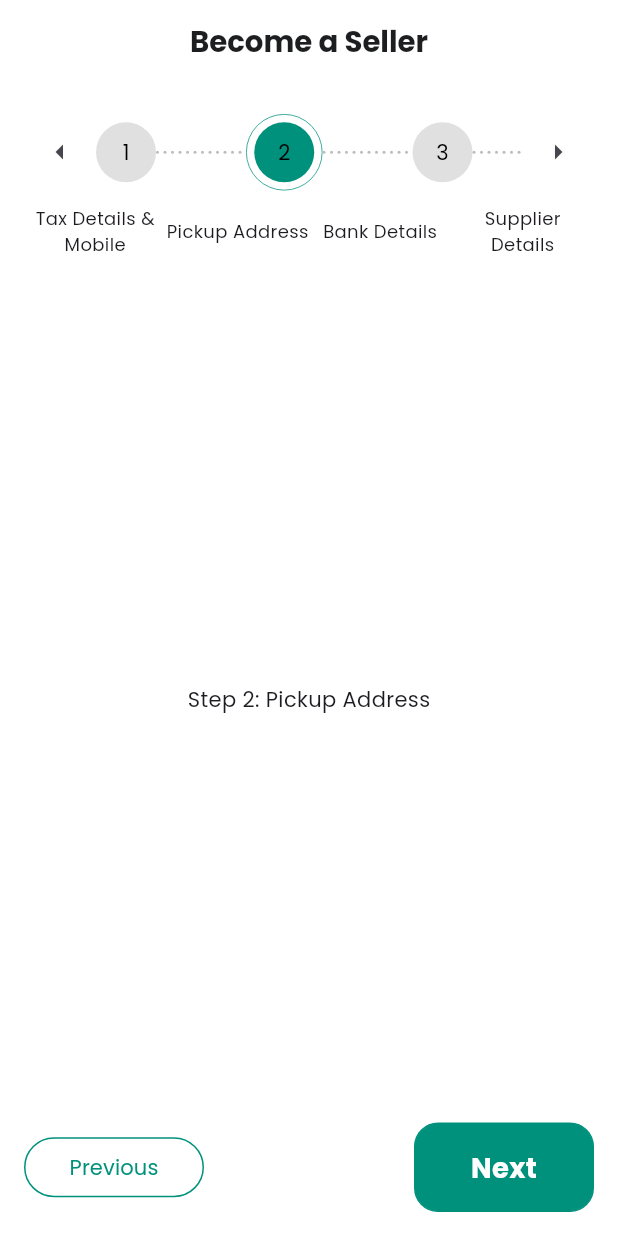
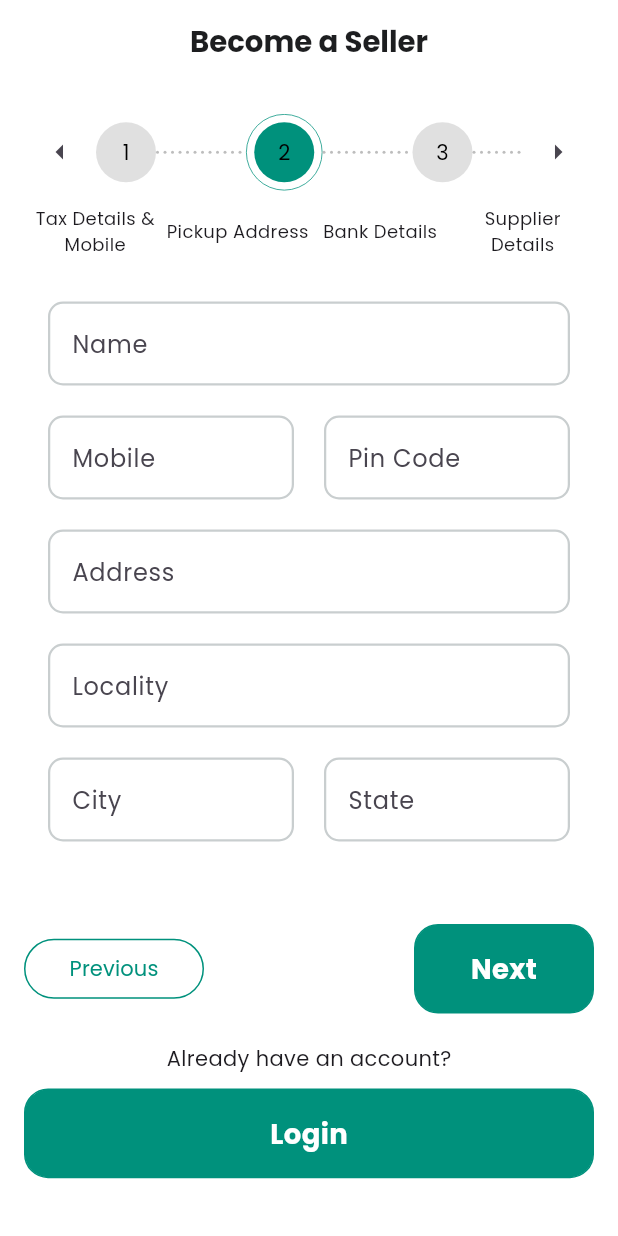
Before and after one commit to graduationproject273/graduatinproject, a Flutter app: the SellerStepsPage screen opened by its route, after a tap on "Next", on a phone screen of 412 x 824 dp. Run offline on Flutter 3.47's test engine with Material 3 defaults, Android fonts, the phone set to English and light mode, and no system bars; our stand-ins replace bloc, dartz, device_preview, dio, dots_indicator, equatable and 7 more; missing offline and left inert: data_connection_checker_tv; accounts and stored records are empty.

Commit message:
finish seller signup

```diff
--- a/lib/core/widgets/custom_textfield.dart
+++ b/lib/core/widgets/custom_textfield.dart
@@ -27,6 +27,7 @@ class CustomTextformfield extends StatelessWidget {
   @override
   Widget build(BuildContext context) {
     return TextFormField(
+
       obscureText: obscureText ?? false,
       onSaved: onSaved,
       keyboardType: keyboardType,
@@ -40,7 +41,7 @@ class CustomTextformfield extends StatelessWidget {
         suffixIconColor: Color(0xFFC9CECF),
         hintText: hintText,
         filled: true,
-        fillColor:color ,
+        fillColor:color ?? Colors.white,
         border: buildBorder(),
         enabledBorder: buildBorder(),
         focusedBorder: buildBorder(),
--- /dev/null
+++ b/lib/featrues/authintication/sinup/presentation/pages/widgets/already_have_account_widgget.dart
@@ -0,0 +1,20 @@
+import 'package:flutter/material.dart';
+import 'package:gradution/core/widgets/custom_button.dart';
+
+class AlreadyHaveAccountWidgget extends StatelessWidget {
+  const AlreadyHaveAccountWidgget({super.key});
+
+  @override
+  Widget build(BuildContext context) {
+    return Padding(
+      padding: const EdgeInsets.symmetric(horizontal: 16.0),
+      child: Column(
+        children: [
+          Text('Already have an account?'),
+          const SizedBox(height: 10),
+          CustomButton(text: 'Login', onTap: () {}),
+        ],
+      ),
+    );
+  }
+}
--- /dev/null
+++ b/lib/featrues/authintication/sinup/presentation/pages/widgets/pickup_address_widget.dart
@@ -0,0 +1,44 @@
+import 'package:flutter/material.dart';
+import 'package:gradution/core/widgets/custom_textfield.dart';
+
+class PickupAddressWidget extends StatelessWidget {
+  const PickupAddressWidget({super.key});
+
+  @override
+  Widget build(BuildContext context) {
+    return Padding(
+      padding: const EdgeInsets.symmetric(horizontal: 16.0),
+      child: SingleChildScrollView(
+        child: Column(
+          children: [
+            CustomTextformfield(hintText: 'Name', keyboardType: TextInputType.text),
+            const SizedBox(height: 20),
+            Row(
+              children: [
+                Expanded(child: CustomTextformfield(hintText: 'Mobile', keyboardType: TextInputType.number)),
+                const SizedBox(width: 20),
+                Expanded(
+                  child: CustomTextformfield(hintText: 'Pin Code', keyboardType: TextInputType.number),
+                ),
+              ],
+            ),
+            const SizedBox(height: 20),
+            CustomTextformfield(hintText: 'Address', keyboardType: TextInputType.text),
+            const SizedBox(height: 20),
+            CustomTextformfield(hintText: 'Locality', keyboardType: TextInputType.text),
+            const SizedBox(height: 20),
+                Row(
+              children: [
+                Expanded(child: CustomTextformfield(hintText: 'City', keyboardType: TextInputType.text)),
+                const SizedBox(width: 20),
+                Expanded(
+                  child: CustomTextformfield(hintText: 'State', keyboardType: TextInputType.text),
+                ),
+              ],
+            ),
+          ],
+        ),
+      ),
+    );
+  }
+}
--- a/lib/featrues/authintication/sinup/presentation/pages/widgets/signup_seller_view_body.dart
+++ b/lib/featrues/authintication/sinup/presentation/pages/widgets/signup_seller_view_body.dart
@@ -2,6 +2,11 @@ import 'package:flutter/material.dart';
 import 'package:gradution/core/styles/colors.dart';
 import 'package:gradution/core/styles/textstyles.dart';
 import 'package:gradution/core/widgets/custom_button.dart';
+import 'package:gradution/featrues/authintication/sinup/presentation/pages/widgets/already_have_account_widgget.dart';
+import 'package:gradution/featrues/authintication/sinup/presentation/pages/widgets/details_in_seller_signup_widget.dart';
+import 'package:gradution/featrues/authintication/sinup/presentation/pages/widgets/pickup_address_widget.dart';
+import 'package:gradution/featrues/authintication/sinup/presentation/pages/widgets/supplier_details_in_seller_signup.dart';
+import 'package:gradution/featrues/authintication/sinup/presentation/pages/widgets/tax_details_in_seller_signup_details.dart';
 import 'package:im_stepper/stepper.dart';
 
 class SellerStepsPage extends StatefulWidget {
@@ -37,7 +42,8 @@ class _SellerStepsPageState extends State<SellerStepsPage> {
         elevation: 0,
       ),
       body: SafeArea(
-        child: Column(
+        child: ListView(
+          padding: const EdgeInsets.only(bottom: 20),
           children: [
             const SizedBox(height: 20),
             Padding(
@@ -61,9 +67,7 @@ class _SellerStepsPageState extends State<SellerStepsPage> {
               ),
             ),
             const SizedBox(height: 10),
-            SizedBox(
-              width: screenWidth,
-              child: Padding(
+            Padding(
               padding: const EdgeInsets.symmetric(horizontal: 16.0),
               child: Row(
                 children: steps.map((title) {
@@ -81,21 +85,25 @@ class _SellerStepsPageState extends State<SellerStepsPage> {
                 }).toList(),
               ),
             ),
-            ),
             const SizedBox(height: 30),
-            Expanded(
-              child: Center(
+
+            // محتوى كل خطوة
+            Padding(
+              padding: const EdgeInsets.symmetric(horizontal: 16.0),
               child: _buildStepContent(activeStep),
             ),
-            ),
+
+            const SizedBox(height: 30),
+
+            // أزرار التالي والسابق
             Padding(
-              padding: const EdgeInsets.all(16.0),
+              padding: const EdgeInsets.only(left: 16.0, right: 16.0,top: 25),
               child: Row(
                 mainAxisAlignment: MainAxisAlignment.spaceBetween,
                 children: [
                   SizedBox(
                     width: 120,
-                    child:ElevatedButton(
+                    child: ElevatedButton(
                       onPressed: activeStep > 0
                           ? () {
                               setState(() {
@@ -111,7 +119,6 @@ class _SellerStepsPageState extends State<SellerStepsPage> {
                       ),
                       child: const Text("Previous"),
                     ),
-
                   ),
                   SizedBox(
                     width: 120,
@@ -130,6 +137,8 @@ class _SellerStepsPageState extends State<SellerStepsPage> {
                 ],
               ),
             ),
+            const SizedBox(height: 20),
+            AlreadyHaveAccountWidgget()
           ],
         ),
       ),
@@ -139,13 +148,13 @@ class _SellerStepsPageState extends State<SellerStepsPage> {
   Widget _buildStepContent(int step) {
     switch (step) {
       case 0:
-        return const Text("Step 1: Tax Details & Mobile");
+        return const TaxDetailsInSellerSignupDetails();
       case 1:
-        return const Text("Step 2: Pickup Address");
+        return const PickupAddressWidget();
       case 2:
-        return const Text("Step 3: Bank Details");
+        return const DetailsInSellerSignupWidget();
       case 3:
-        return const Text("Step 4: Supplier Details");
+        return const SupplierDetailsInSellerSignup();
       default:
         return const Text("Invalid Step");
     }
--- /dev/null
+++ b/lib/featrues/authintication/sinup/presentation/pages/widgets/tax_details_in_seller_signup_details.dart
@@ -0,0 +1,22 @@
+import 'package:flutter/material.dart';
+import 'package:gradution/core/widgets/custom_textfield.dart';
+
+class TaxDetailsInSellerSignupDetails extends StatelessWidget {
+  const TaxDetailsInSellerSignupDetails({super.key});
+
+  @override
+  Widget build(BuildContext context) {
+    return Padding(
+      padding: const EdgeInsets.symmetric(horizontal: 16.0),
+      child: SingleChildScrollView(
+        child: Column(
+          children: [
+            CustomTextformfield(hintText: 'Mobile', keyboardType: TextInputType.number),
+            const SizedBox(height: 20),
+            CustomTextformfield(hintText: 'TIN', keyboardType: TextInputType.number),
+          ],
+        ),
+      ),
+    );
+  }
+}
```
Also changed, not shown: lib/featrues/authintication/sinup/presentation/pages/widgets/details_in_seller_signup_widget.dart (added, +38 -0 lines), lib/featrues/authintication/sinup/presentation/pages/widgets/supplier_details_in_seller_signup.dart (added, +24 -0 lines), 4 other files. Lines whose indentation alone changed are shown as unchanged.
